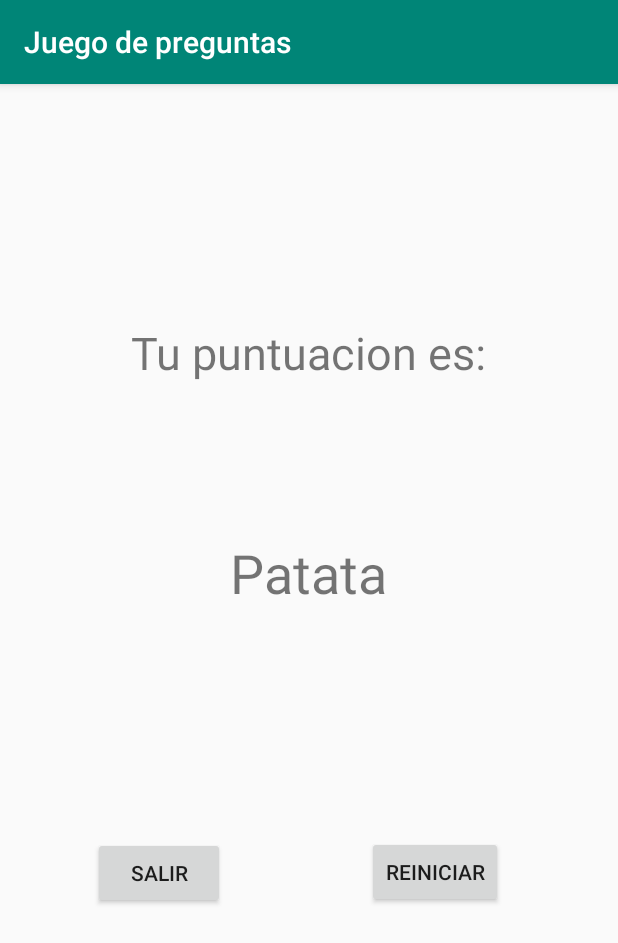
After one commit to HectorM15/Moviles, an Android app: the FinalActivity screen opened directly, with no data from a screen before it, on a phone screen of 412 x 824 dp. The commit adds this screen. Shown: the top 943 px of the screen. Run offline under Robolectric (Android 15) with nearby library versions, the phone set to English and light mode, and no system bars; 1 statement that could not run was skipped.

Commit message:
Added puntuation, finished added when no more questions are avaible

```diff
--- a/Practica1Moviles/app/src/main/AndroidManifest.xml
+++ b/Practica1Moviles/app/src/main/AndroidManifest.xml
@@ -9,6 +9,7 @@
         android:roundIcon="@mipmap/ic_launcher_round"
         android:supportsRtl="true"
         android:theme="@style/AppTheme">
+        <activity android:name=".Views.Activities.FinalActivity"></activity>
         <activity
             android:name=".Views.Activities.MainActivity"
             android:label="@string/title_activity_main"
--- /dev/null
+++ b/Practica1Moviles/app/src/main/java/com/example/practica1moviles/Views/Activities/FinalActivity.java
@@ -0,0 +1,31 @@
+package com.example.practica1moviles.Views.Activities;
+
+import android.content.Intent;
+import android.support.v7.app.AppCompatActivity;
+import android.os.Bundle;
+import android.view.View;
+import android.widget.TextView;
+
+import com.example.practica1moviles.R;
+
+public class FinalActivity extends AppCompatActivity {
+
+
+    @Override
+    protected void onCreate(Bundle savedInstanceState) {
+        super.onCreate(savedInstanceState);
+        setContentView(R.layout.activity_final);
+        Intent mIntent = getIntent();
+        int puntuation = mIntent.getIntExtra("Puntuation", 0);
+        TextView dp_punt = (TextView)findViewById(R.id.displaypunt);
+        dp_punt.setText(puntuation);
+    }
+
+    public void exit (View view){
+        finish();
+    }
+
+    public void restart(View view){
+        startActivity(new Intent(FinalActivity.this, GameActivity.class));
+    }
+}
--- a/Practica1Moviles/app/src/main/java/com/example/practica1moviles/Views/Activities/GameActivity.java
+++ b/Practica1Moviles/app/src/main/java/com/example/practica1moviles/Views/Activities/GameActivity.java
@@ -1,5 +1,6 @@
 package com.example.practica1moviles.Views.Activities;
 
+import android.content.Intent;
 import android.os.Bundle;
 import android.support.v7.app.AppCompatActivity;
 import android.view.View;
@@ -36,7 +37,10 @@ public class GameActivity extends AppCompatActivity {
         if (num_question < 4) {
             num_question++;
         }else{
-            finish();
+            Intent finalView = new Intent(GameActivity.this, FinalActivity.class);
+            finalView.putExtra("Puntuation", this.puntuacion);
+            finishAffinity();
+            startActivity(finalView);
         }
         reload(num_question);
     }
--- /dev/null
+++ b/Practica1Moviles/app/src/main/res/layout/activity_final.xml
@@ -0,0 +1,68 @@
+<?xml version="1.0" encoding="utf-8"?>
+<android.support.constraint.ConstraintLayout xmlns:android="http://schemas.android.com/apk/res/android"
+    xmlns:app="http://schemas.android.com/apk/res-auto"
+    xmlns:tools="http://schemas.android.com/tools"
+    android:layout_width="match_parent"
+    android:layout_height="match_parent"
+    tools:context=".Views.Activities.FinalActivity">
+
+    <TextView
+        android:id="@+id/textView"
+        android:layout_width="wrap_content"
+        android:layout_height="wrap_content"
+        android:layout_marginStart="176dp"
+        android:layout_marginTop="151dp"
+        android:layout_marginEnd="177dp"
+        android:layout_marginBottom="561dp"
+        android:text="Tu puntuacion es:"
+        android:textSize="30sp"
+        app:layout_constraintBottom_toBottomOf="parent"
+        app:layout_constraintEnd_toEndOf="parent"
+        app:layout_constraintStart_toStartOf="parent"
+        app:layout_constraintTop_toTopOf="parent" />
+
+    <TextView
+        android:id="@+id/displaypunt"
+        android:layout_width="wrap_content"
+        android:layout_height="wrap_content"
+        android:layout_marginStart="152dp"
+        android:layout_marginTop="92dp"
+        android:layout_marginEnd="153dp"
+        android:layout_marginBottom="408dp"
+        android:text="Patata"
+        android:textSize="36sp"
+        app:layout_constraintBottom_toBottomOf="parent"
+        app:layout_constraintEnd_toEndOf="parent"
+        app:layout_constraintStart_toStartOf="parent"
+        app:layout_constraintTop_toBottomOf="@+id/textView" />
+
+    <Button
+        android:id="@+id/exit"
+        android:layout_width="wrap_content"
+        android:layout_height="wrap_content"
+        android:layout_marginStart="86dp"
+        android:layout_marginTop="147dp"
+        android:layout_marginEnd="47dp"
+        android:layout_marginBottom="213dp"
+        android:text="Salir"
+        android:onClick="exit"
+        app:layout_constraintBottom_toBottomOf="parent"
+        app:layout_constraintEnd_toStartOf="@+id/restart"
+        app:layout_constraintStart_toStartOf="parent"
+        app:layout_constraintTop_toBottomOf="@+id/displaypunt" />
+
+    <Button
+        android:id="@+id/restart"
+        android:layout_width="wrap_content"
+        android:layout_height="wrap_content"
+        android:layout_marginStart="47dp"
+        android:layout_marginTop="146dp"
+        android:layout_marginEnd="101dp"
+        android:layout_marginBottom="214dp"
+        android:text="Reiniciar"
+        android:onClick="restart"
+        app:layout_constraintBottom_toBottomOf="parent"
+        app:layout_constraintEnd_toEndOf="parent"
+        app:layout_constraintStart_toEndOf="@+id/exit"
+        app:layout_constraintTop_toBottomOf="@+id/displaypunt" />
+</android.support.constraint.ConstraintLayout>
```
